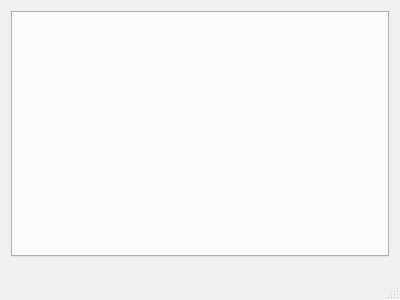
firstsecret/simple-browser, file mainwindow.ui: the form before one commit.
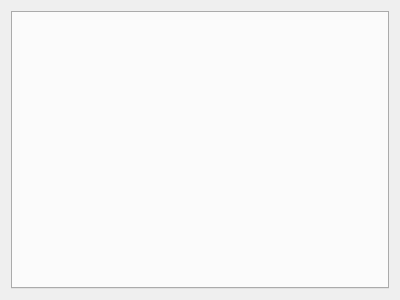
The form after the commit.

Diff of the .ui file:
```diff
--- a/mainwindow.ui
+++ b/mainwindow.ui
@@ -21,7 +21,7 @@
   </property>
   <widget class="QWidget" name="centralWidget">
    <layout class="QGridLayout" name="gridLayout">
-    <item row="0" column="0" colspan="4">
+    <item row="0" column="0" colspan="2">
      <widget class="QTabWidget" name="tabWidget">
       <property name="autoFillBackground">
        <bool>false</bool>
@@ -47,14 +47,6 @@
     </item>
    </layout>
   </widget>
-  <widget class="QStatusBar" name="statusBar">
-   <property name="minimumSize">
-    <size>
-     <width>0</width>
-     <height>32</height>
-    </size>
-   </property>
-  </widget>
  </widget>
  <layoutdefault spacing="6" margin="11"/>
  <resources/>
```
